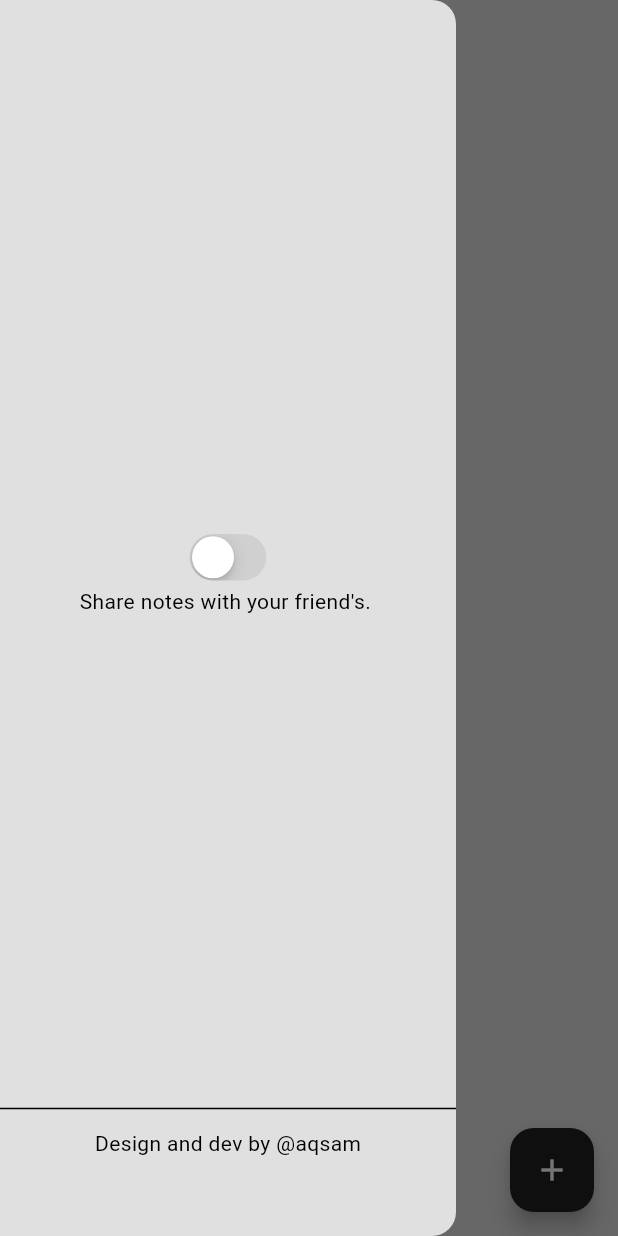
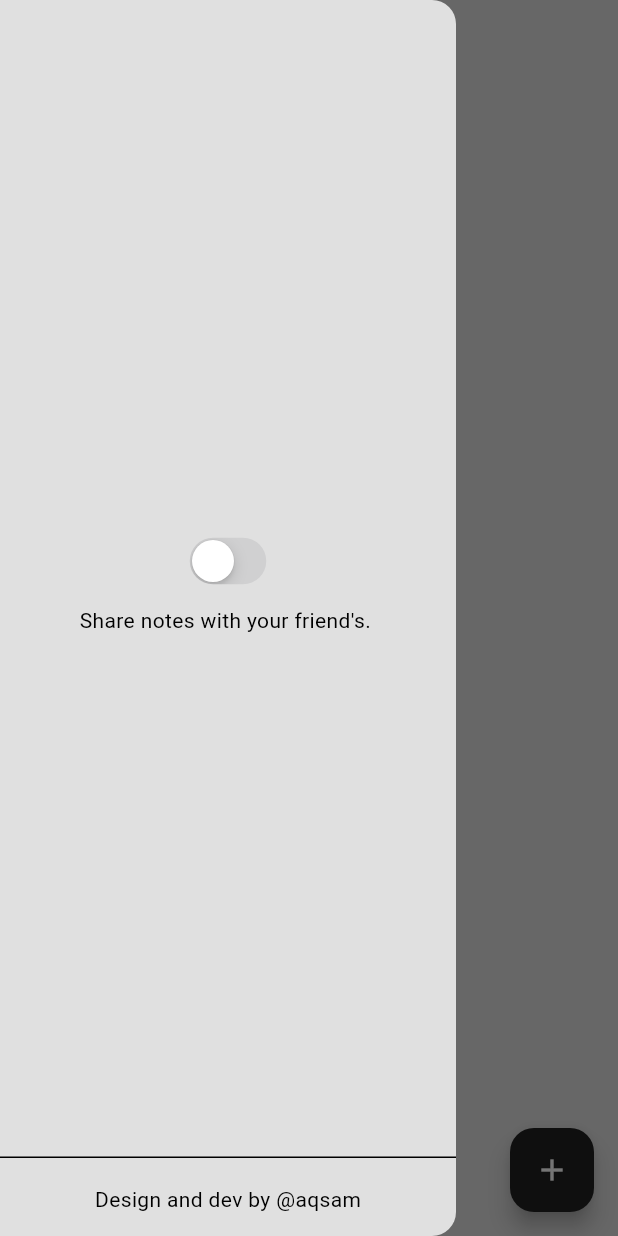
Before and after one commit to m-aqsam/flutter-functional-apps, a Flutter app: the screen it shows after launch, with the side drawer open, on a phone screen of 412 x 824 dp. Run offline on Flutter 3.47's test engine with Material 3 defaults, Android fonts, the phone set to English and light mode, and no system bars; our stand-ins replace cloud_firestore, firebase_auth, firebase_core, flutter_slidable, google_fonts, isar; accounts and stored records are empty; generated files the repository leaves out were written again; Roboto replaces fonts that are missing (Oxygen).

Commit message:
final update

```diff
--- a/Firebase Apps/notes_app_online_database/lib/pages/Home_Page.dart
+++ b/Firebase Apps/notes_app_online_database/lib/pages/Home_Page.dart
@@ -119,7 +119,7 @@ class _Home_PageState extends State<Home_Page> {
               children: [
                 // text
 
-                SizedBox(height: 300),
+                SizedBox(height: 340),
                 // toggle (Dark/light)
                 CupertinoSwitch(
                   value: Provider.of<ThemeProvider>(context).isDarkMode,
@@ -127,18 +127,21 @@ class _Home_PageState extends State<Home_Page> {
                       Provider.of<ThemeProvider>(context, listen: false)
                           .toggleTheme(),
                 ),
-                //SizedBox(height: 10),
+                SizedBox(height: 10),
                 // text
                 Text(
                   "Share notes with your friend's. ",
                 ),
-                SizedBox(height: 320),
+                SizedBox(height: 340),
 
                 Divider(),
-                SizedBox(height: 5),
+                SizedBox(height: 10),
 
-                Text(
-                  "Design and dev by @aqsam",
+                Container(
+                  alignment: Alignment.bottomCenter,
+                  child: Text(
+                    "Design and dev by @aqsam",
+                  ),
                 ),
 
                 // text design and dev
```
